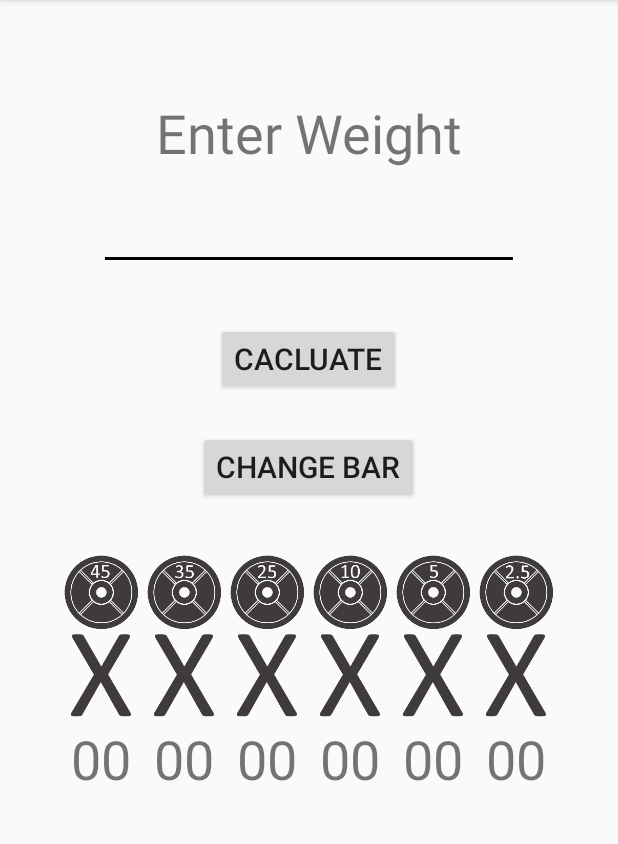
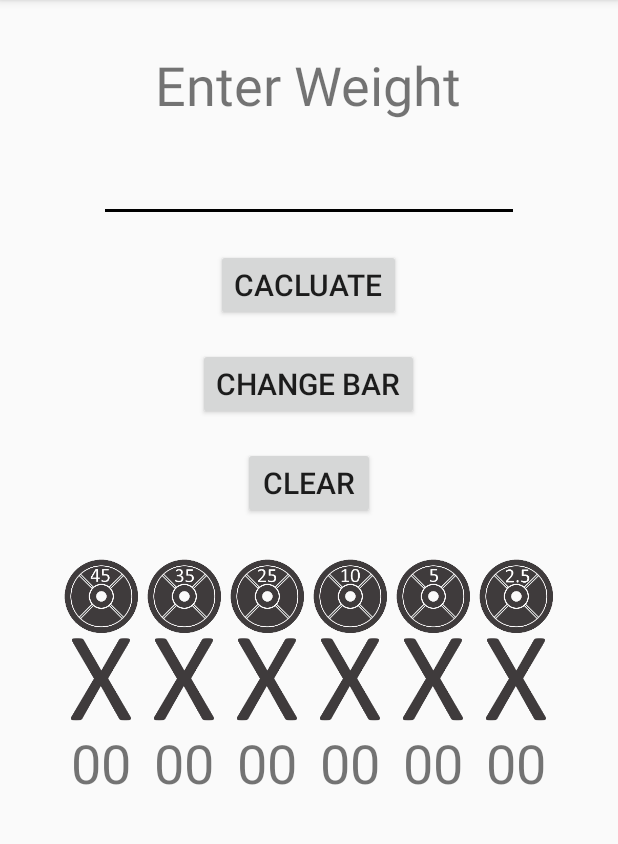
Before and after one commit to ZachHoffman208/PlateCalulator, an Android app: the screen it shows after launch (MainActivity), on a phone screen of 412 x 824 dp, the part 84-928 px from its top. Run offline under Robolectric (Android 15) with nearby library versions, the phone set to English and light mode, and no system bars.

Commit message:
Fixed main layout, and got rid of clunky code
Changed the layout on the main view to a linear layout to make it more dynamic.  I was not able to get rid of the constraint layout.
I got rid othe clunky code in the setPlates fucntion and replaced it with a loop to allow better changes, and make the app smaller

```diff
--- a/app/src/main/java/com/example/platecalulator/MainActivity.java
+++ b/app/src/main/java/com/example/platecalulator/MainActivity.java
@@ -7,6 +7,7 @@ import android.content.Context;
 import android.content.Intent;
 import android.inputmethodservice.Keyboard;
 import android.os.Bundle;
+import android.text.TextUtils;
 import android.view.View;
 import android.view.inputmethod.InputMethodManager;
 import android.widget.Button;
@@ -27,7 +28,7 @@ public class MainActivity extends AppCompatActivity {
 
         Button calculateBtn = (Button)findViewById(R.id.calculateBtn);
         Button changeBarBtn = (Button)findViewById(R.id.changeBarBtn);
-
+        Button clearBarBtn = (Button)findViewById(R.id. clearBarBtn);
 
         //calculate button
         calculateBtn.setOnClickListener(new View.OnClickListener() {
@@ -66,6 +67,13 @@ public class MainActivity extends AppCompatActivity {
 
             }
         });
+
+        clearBarBtn.setOnClickListener(new View.OnClickListener(){
+            @Override
+            public void onClick(View v) {
+                clearBar();
+            }
+            });
     }
 
     //Overrides  the activityResult so it can pass the data
@@ -108,49 +116,6 @@ public class MainActivity extends AppCompatActivity {
     //figures out the plates
     private void setPlates(double weight)
     {
-        //initalizes plate counters
-        int plate45Int=0;
-        int plate35Int=0;
-        int plate25Int=0;
-        int plate10Int=0;
-        int plate5Int=0;
-        int plate2HalfInt=0;
-
-        while(weight>=45)
-        {
-            weight = weight - 45;
-            plate45Int++;
-        }
-
-        while(weight>=35)
-        {
-            weight = weight - 35;
-            plate35Int++;
-        }
-
-        while(weight>=25)
-        {
-            weight = weight - 25;
-            plate25Int++;
-        }
-
-        while(weight>=10)
-        {
-            weight = weight - 10;
-            plate10Int++;
-        }
-
-        while(weight>=5)
-        {
-            weight = weight - 5;
-            plate5Int++;
-        }
-
-        while(weight>=2.5)
-        {
-            weight = weight -2.5;
-            plate2HalfInt++;
-        }
 
         //gets textviews for the method
         TextView plate45 = (TextView)findViewById(R.id.weightFourtyFive);
@@ -160,13 +125,57 @@ public class MainActivity extends AppCompatActivity {
         TextView plate5 = (TextView)findViewById(R.id.weightFive);
         TextView plate2Half = (TextView)findViewById(R.id.weightTwoHalf);
 
-        //sets the textvies based off of the counters
-        plate45.setText(String.valueOf(plate45Int));
-        plate35.setText(String.valueOf(plate35Int));
-        plate25.setText(String.valueOf(plate25Int));
-        plate10.setText(String.valueOf(plate10Int));
-        plate5.setText(String.valueOf(plate5Int));
-        plate2Half.setText(String.valueOf(plate2HalfInt));
+        // these two arrays need to be the exact same lenght or it won't work right.  In the future
+        // I will set it up so that this will be done automatically
+        int plateArr[] = {0, 0, 0, 0, 0, 0};
+
+        // To better clarify is the array that sets what weights are availabe.  this needs to be
+        // sorted from largest to smallest for it to work correctly, I'm not going  to make this
+        // automatic in the future, it's not hard to do.
+        final double plateWeight[] = {45, 35, 25, 10, 5, 2.5};
+
+
+        //used to itterate the plateWeight array
+        int j = 0;
+
+        //this loop figures out how many plates are need on each side
+        for(int i = 0; i < plateArr.length; i++)
+        {
+
+            //subtracts the highest possible weight from the total weight
+            while(weight>=plateWeight[j])
+            {
+                weight = weight - plateWeight[j];
+                plateArr[i]++;
+            }
+
+            j++;
+        }
+
+        //sets the textviews based off of the counters
+        plate45.setText(String.valueOf(plateArr[0]));
+        plate35.setText(String.valueOf(plateArr[1]));
+        plate25.setText(String.valueOf(plateArr[2]));
+        plate10.setText(String.valueOf(plateArr[3]));
+        plate5.setText(String.valueOf(plateArr[4]));
+        plate2Half.setText(String.valueOf(plateArr[5]));
+
+    }
+
+    //clears the input
+    private void clearBar()
+    {
+        EditText weightInput = (EditText)findViewById(R.id.weightInput);
+
+        // So this mess I found on line gets the text from teh edit text and sees if it's empty
+        if (TextUtils.isEmpty(weightInput.getText().toString()))
+        {
+            Toast.makeText(MainActivity.this, "Already empty", Toast.LENGTH_LONG).show();
+        }
+        else{
+            weightInput.getText().clear();
+        }
+
     }
 
     //hides the keyboard
--- a/app/src/main/res/layout/activity_main.xml
+++ b/app/src/main/res/layout/activity_main.xml
@@ -6,161 +6,164 @@
     android:layout_height="match_parent"
     tools:context=".MainActivity">
 
+    <LinearLayout
+        android:layout_width="match_parent"
+        android:layout_height="match_parent"
+        android:orientation="vertical"
+        app:layout_constraintEnd_toEndOf="parent"
+        app:layout_constraintStart_toStartOf="parent"
+        app:layout_constraintTop_toTopOf="parent">
+
+
+        <TextView
+            android:id="@+id/textView3"
+            android:layout_width="wrap_content"
+            android:layout_height="wrap_content"
+            android:layout_gravity="center"
+            android:layout_marginTop="32dp"
+            android:text="Enter Weight"
+            android:textSize="36sp" />
+
+        <EditText
+            android:id="@+id/weightInput"
+            android:layout_width="wrap_content"
+            android:layout_height="wrap_content"
+            android:layout_gravity="center"
+            android:layout_marginTop="14dp"
+            android:ems="10"
+            android:gravity="center"
+            android:inputType="numberDecimal"
+            android:textSize="24sp" />
+
         <Button
             android:id="@+id/calculateBtn"
             android:layout_width="wrap_content"
             android:layout_height="wrap_content"
-        android:layout_marginTop="35dp"
+            android:layout_gravity="center"
+            android:layout_marginTop="18dp"
             android:text="Cacluate"
-        android:textSize="20sp"
-        app:layout_constraintEnd_toEndOf="parent"
-        app:layout_constraintHorizontal_bias="0.498"
-        app:layout_constraintStart_toStartOf="parent"
-        app:layout_constraintTop_toBottomOf="@+id/weightInput" />
+            android:textSize="20sp" />
 
         <Button
             android:id="@+id/changeBarBtn"
             android:layout_width="wrap_content"
             android:layout_height="wrap_content"
-        android:layout_marginTop="24dp"
+            android:layout_gravity="center"
+            android:layout_marginTop="18dp"
             android:text="Change Bar"
-        android:textSize="20sp"
-        app:layout_constraintEnd_toEndOf="parent"
-        app:layout_constraintHorizontal_bias="0.498"
-        app:layout_constraintStart_toStartOf="parent"
-        app:layout_constraintTop_toBottomOf="@+id/calculateBtn" />
+            android:textSize="20sp" />
 
-    <EditText
-        android:id="@+id/weightInput"
+        <Button
+            android:id="@+id/clearBarBtn"
             android:layout_width="wrap_content"
             android:layout_height="wrap_content"
-        android:layout_marginTop="14dp"
-        android:ems="10"
-        android:gravity="center"
-        android:inputType="numberDecimal"
-        android:textSize="24sp"
-        app:layout_constraintEnd_toEndOf="parent"
-        app:layout_constraintHorizontal_bias="0.5"
-        app:layout_constraintStart_toStartOf="parent"
-        app:layout_constraintTop_toBottomOf="@+id/textView3" />
+            android:layout_gravity="center"
+            android:layout_marginTop="18dp"
+            android:text="Clear"
+            android:textSize="20sp" />
+
+        <TableLayout
+            android:layout_width="wrap_content"
+            android:layout_height="match_parent"
+            android:layout_marginTop="24dp"
+            android:layout_gravity="center_horizontal"
+            >
+
+            <TableRow
+                android:layout_width="match_parent"
+                android:layout_height="match_parent"
+                >
+                <ImageView
+                    android:id="@+id/fourtyfivePlateImg"
+                    android:layout_width="55dp"
+                    android:layout_height="55dp"
+                    app:srcCompat="@mipmap/plate45_foreground" />
 
                 <ImageView
-        android:id="@+id/x4Img"
+                    android:id="@+id/thirtyfivePlateImg"
                     android:layout_width="55dp"
                     android:layout_height="55dp"
-        app:layout_constraintEnd_toEndOf="@+id/twentyfivePlateImg"
-        app:layout_constraintTop_toBottomOf="@+id/twentyfivePlateImg"
-        app:srcCompat="@mipmap/x_symbol_foreground" />
+                    app:srcCompat="@mipmap/plate35_foreground" />
+
+                <ImageView
+                    android:id="@+id/twentyfivePlateImg"
+                    android:layout_width="55dp"
+                    android:layout_height="55dp"
+                    app:srcCompat="@mipmap/plate25_foreground" />
+
+                <ImageView
+                    android:id="@+id/tenPlateImg"
+                    android:layout_width="55dp"
+                    android:layout_height="55dp"
+                    app:srcCompat="@mipmap/plate10_foreground" />
 
                 <ImageView
                     android:id="@+id/fivePlateImg"
                     android:layout_width="55dp"
                     android:layout_height="55dp"
-        app:layout_constraintEnd_toStartOf="@+id/twohalfPlateImg"
-        app:layout_constraintStart_toEndOf="@+id/tenPlateImg"
-        app:layout_constraintTop_toTopOf="@+id/tenPlateImg"
                     app:srcCompat="@mipmap/plate5_foreground" />
 
                 <ImageView
-        android:id="@+id/fourtyfivePlateImg"
+                    android:id="@+id/twoHalfPlateImg"
                     android:layout_width="55dp"
                     android:layout_height="55dp"
-        android:layout_marginLeft="40dp"
-        android:layout_marginStart="40dp"
-        app:layout_constraintEnd_toStartOf="@+id/thirtyfivePlateImg"
-        app:layout_constraintStart_toStartOf="parent"
-        app:layout_constraintTop_toTopOf="@+id/thirtyfivePlateImg"
-        app:srcCompat="@mipmap/plate45_foreground" />
+                    app:srcCompat="@mipmap/plate2half_foreground" />
+
+            </TableRow>
+
+            <TableRow
+                android:layout_width="match_parent"
+                android:layout_height="match_parent" >
 
                 <ImageView
-        android:id="@+id/x1Img"
+                    android:id="@+id/x45Img"
                     android:layout_width="55dp"
                     android:layout_height="55dp"
-        app:layout_constraintEnd_toEndOf="@+id/twohalfPlateImg"
-        app:layout_constraintTop_toBottomOf="@+id/twohalfPlateImg"
                     app:srcCompat="@mipmap/x_symbol_foreground" />
 
                 <ImageView
-        android:id="@+id/twentyfivePlateImg"
+                    android:id="@+id/x35Img"
                     android:layout_width="55dp"
                     android:layout_height="55dp"
-        android:layout_marginTop="32dp"
-        app:layout_constraintEnd_toStartOf="@+id/tenPlateImg"
-        app:layout_constraintStart_toEndOf="@+id/thirtyfivePlateImg"
-        app:layout_constraintTop_toBottomOf="@+id/changeBarBtn"
-        app:srcCompat="@mipmap/plate25_foreground" />
-
-    <ImageView
-        android:id="@+id/x6Img"
-        android:layout_width="55dp"
-        android:layout_height="55dp"
-        app:layout_constraintEnd_toEndOf="@+id/fourtyfivePlateImg"
-        app:layout_constraintTop_toBottomOf="@+id/fourtyfivePlateImg"
                     app:srcCompat="@mipmap/x_symbol_foreground" />
 
                 <ImageView
-        android:id="@+id/tenPlateImg"
+                    android:id="@+id/x25Img"
                     android:layout_width="55dp"
                     android:layout_height="55dp"
-        android:layout_marginTop="32dp"
-        app:layout_constraintEnd_toStartOf="@+id/fivePlateImg"
-        app:layout_constraintStart_toEndOf="@+id/twentyfivePlateImg"
-        app:layout_constraintTop_toBottomOf="@+id/changeBarBtn"
-        app:srcCompat="@mipmap/plate10_foreground" />
-
-    <ImageView
-        android:id="@+id/x3Img"
-        android:layout_width="55dp"
-        android:layout_height="55dp"
-        app:layout_constraintEnd_toEndOf="@+id/tenPlateImg"
-        app:layout_constraintTop_toBottomOf="@+id/tenPlateImg"
                     app:srcCompat="@mipmap/x_symbol_foreground" />
 
                 <ImageView
-        android:id="@+id/twohalfPlateImg"
+                    android:id="@+id/x10Img"
                     android:layout_width="55dp"
                     android:layout_height="55dp"
-        android:layout_marginEnd="40dp"
-        android:layout_marginRight="40dp"
-        app:layout_constraintEnd_toEndOf="parent"
-        app:layout_constraintStart_toEndOf="@+id/fivePlateImg"
-        app:layout_constraintTop_toTopOf="@+id/fivePlateImg"
-        app:srcCompat="@mipmap/plate2half_foreground" />
-
-    <ImageView
-        android:id="@+id/x2Img"
-        android:layout_width="55dp"
-        android:layout_height="55dp"
-        app:layout_constraintEnd_toEndOf="@+id/fivePlateImg"
-        app:layout_constraintTop_toBottomOf="@+id/fivePlateImg"
                     app:srcCompat="@mipmap/x_symbol_foreground" />
-
-    <ImageView
-        android:id="@+id/thirtyfivePlateImg"
-        android:layout_width="55dp"
-        android:layout_height="55dp"
-        app:layout_constraintEnd_toStartOf="@+id/twentyfivePlateImg"
-        app:layout_constraintStart_toEndOf="@+id/fourtyfivePlateImg"
-        app:layout_constraintTop_toTopOf="@+id/twentyfivePlateImg"
-        app:srcCompat="@mipmap/plate35_foreground" />
 
                 <ImageView
                     android:id="@+id/x5Img"
                     android:layout_width="55dp"
                     android:layout_height="55dp"
-        app:layout_constraintEnd_toEndOf="@+id/thirtyfivePlateImg"
-        app:layout_constraintTop_toBottomOf="@+id/thirtyfivePlateImg"
                     app:srcCompat="@mipmap/x_symbol_foreground" />
 
+                <ImageView
+                    android:id="@+id/x2HalfImg"
+                    android:layout_width="55dp"
+                    android:layout_height="55dp"
+                    app:srcCompat="@mipmap/x_symbol_foreground" />
+
+            </TableRow>
+
+            <TableRow
+                android:layout_width="match_parent"
+                android:layout_height="match_parent" >
+
                 <TextView
-        android:id="@+id/weightFive"
+                    android:id="@+id/weightFourtyFive"
                     android:layout_width="55dp"
                     android:layout_height="55dp"
                     android:gravity="center"
                     android:text="00"
-        android:textSize="36sp"
-        app:layout_constraintEnd_toEndOf="@+id/x2Img"
-        app:layout_constraintTop_toBottomOf="@+id/x2Img" />
+                    android:textSize="36sp" />
 
                 <TextView
                     android:id="@+id/weightThirtyfive"
@@ -168,19 +171,7 @@
                     android:layout_height="55dp"
                     android:gravity="center"
                     android:text="00"
-        android:textSize="36sp"
-        app:layout_constraintEnd_toEndOf="@+id/x5Img"
-        app:layout_constraintTop_toBottomOf="@+id/x5Img" />
-
-    <TextView
-        android:id="@+id/weightTwoHalf"
-        android:layout_width="55dp"
-        android:layout_height="55dp"
-        android:gravity="center"
-        android:text="00"
-        android:textSize="36sp"
-        app:layout_constraintEnd_toEndOf="@+id/x1Img"
-        app:layout_constraintTop_toBottomOf="@+id/x1Img" />
+                    android:textSize="36sp"/>
 
                 <TextView
                     android:id="@+id/weightTwentyFive"
@@ -188,19 +179,7 @@
                     android:layout_height="55dp"
                     android:gravity="center"
                     android:text="00"
-        android:textSize="36sp"
-        app:layout_constraintEnd_toEndOf="@+id/x4Img"
-        app:layout_constraintTop_toBottomOf="@+id/x4Img" />
-
-    <TextView
-        android:id="@+id/weightFourtyFive"
-        android:layout_width="55dp"
-        android:layout_height="55dp"
-        android:gravity="center"
-        android:text="00"
-        android:textSize="36sp"
-        app:layout_constraintEnd_toEndOf="@+id/x6Img"
-        app:layout_constraintTop_toBottomOf="@+id/x6Img" />
+                    android:textSize="36sp"/>
 
                 <TextView
                     android:id="@+id/weightTen"
@@ -208,22 +187,28 @@
                     android:layout_height="55dp"
                     android:gravity="center"
                     android:text="00"
+                    android:textSize="36sp" />
+
+                <TextView android:id="@+id/weightFive"
+                    android:layout_width="55dp"
+                    android:layout_height="55dp"
+                    android:gravity="center"
+                    android:text="00"
                     android:textSize="36sp"
-        app:layout_constraintEnd_toEndOf="@+id/x3Img"
-        app:layout_constraintTop_toBottomOf="@+id/x3Img" />
+                    app:layout_constraintEnd_toEndOf="@+id/x2Img"/>
 
-    <TextView
-        android:id="@+id/textView3"
-        android:layout_width="wrap_content"
-        android:layout_height="wrap_content"
-        android:layout_marginTop="64dp"
-        android:text="Enter Weight"
+                <TextView android:id="@+id/weightTwoHalf"
+                    android:layout_width="55dp"
+                    android:layout_height="55dp"
+                    android:gravity="center"
+                    android:text="00"
                     android:textSize="36sp"
-        app:layout_constraintBottom_toTopOf="@+id/weightInput"
-        app:layout_constraintEnd_toEndOf="parent"
-        app:layout_constraintHorizontal_bias="0.5"
-        app:layout_constraintStart_toStartOf="parent"
-        app:layout_constraintTop_toTopOf="parent" />
+                    app:layout_constraintEnd_toEndOf="@+id/x2Img"/>
 
 
+            </TableRow>
+
+        </TableLayout>
+
+    </LinearLayout>
 </androidx.constraintlayout.widget.ConstraintLayout>
```
Lines whose indentation alone changed are shown as unchanged.
